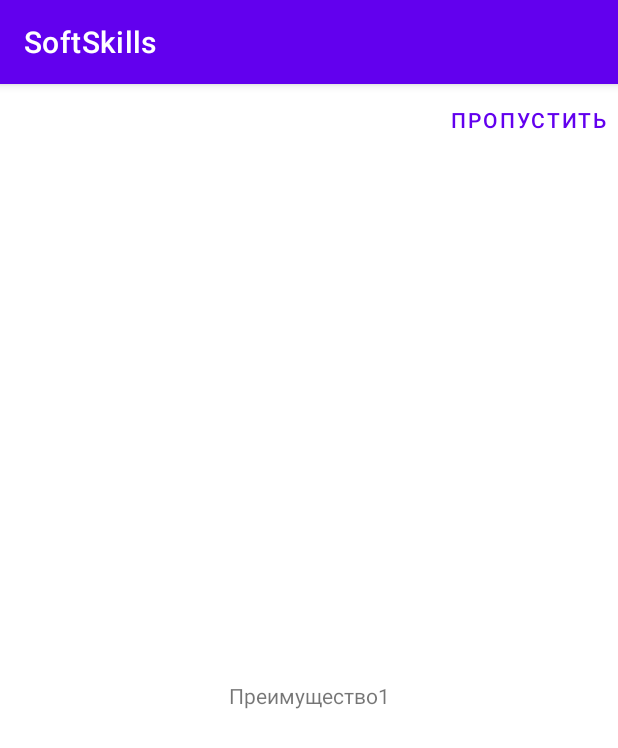
After one commit to SoftSkillAcc/SoftSkills, an Android app: the fragment OnboardingFirstFragment shown on its own in the app's theme, on a phone screen of 412 x 824 dp. The commit adds this screen. Shown: the top 748 px of the screen. Run offline under Robolectric (Android 15) with nearby library versions, the phone set to English and light mode, and no system bars.

Commit message:
добавил онбоардинг фрагменты и их макеты

```diff
--- a/app/src/main/AndroidManifest.xml
+++ b/app/src/main/AndroidManifest.xml
@@ -13,8 +13,8 @@
         android:roundIcon="@mipmap/ic_launcher_round"
         android:supportsRtl="true"
         android:theme="@style/Theme.SoftSkills">
-        <activity android:name=".ui.activity.OnboardingActivity"></activity>
-        <activity android:name=".ui.activity.EntryActivity"></activity>
+        <activity android:name=".ui.activity.OnboardingActivity"/>
+        <activity android:name=".ui.activity.EntryActivity"/>
         <activity android:name=".ui.activity.MainActivity" />
         <activity
             android:name=".ui.activity.SplashActivity"
--- a/app/src/main/java/com/example/softskills/ui/activity/SplashActivity.kt
+++ b/app/src/main/java/com/example/softskills/ui/activity/SplashActivity.kt
@@ -28,9 +28,9 @@ class SplashActivity : AppCompatActivity() {
         when (appState) {
             is AppState.Loading -> {
                 Handler(Looper.getMainLooper()).postDelayed({
-                    splashViewModel.state.value = AppState.Success(null)
-                    val intent = Intent(this, MainActivity::class.java)
-                    startActivity(intent)
+                    splashViewModel.state.value = AppState.Default(null)
+//                    val intent = Intent(this, MainActivity::class.java)
+//                    startActivity(intent)
                 }, 5000)
             }
             is AppState.Default -> Toast.makeText(this, "AppState is Default", Toast.LENGTH_SHORT)
--- /dev/null
+++ b/app/src/main/java/com/example/softskills/ui/adapter/OnboardingAdapter.kt
@@ -0,0 +1,4 @@
+package com.example.softskills.ui.adapter
+
+class OnboardingAdapter {
+}
--- /dev/null
+++ b/app/src/main/java/com/example/softskills/ui/fragment/OnboardingFirstFragment.kt
@@ -0,0 +1,7 @@
+package com.example.softskills.ui.fragment
+
+import androidx.fragment.app.Fragment
+import com.example.softskills.R
+
+class OnboardingFirstFragment : Fragment(R.layout.fragment_onboarding_first) {
+}
--- /dev/null
+++ b/app/src/main/res/layout/fragment_onboarding_first.xml
@@ -0,0 +1,29 @@
+<?xml version="1.0" encoding="utf-8"?>
+<androidx.constraintlayout.widget.ConstraintLayout xmlns:android="http://schemas.android.com/apk/res/android"
+    xmlns:app="http://schemas.android.com/apk/res-auto"
+    xmlns:tools="http://schemas.android.com/tools"
+    android:layout_width="match_parent"
+    android:layout_height="match_parent">
+
+    <Button
+        android:id="@+id/onboarding_skip_btn"
+        style="@style/Widget.MaterialComponents.Button.TextButton"
+        android:layout_width="wrap_content"
+        android:layout_height="wrap_content"
+        android:text="@string/onboarding_skip_btn_title"
+        app:layout_constraintEnd_toEndOf="parent"
+        app:layout_constraintTop_toTopOf="parent" />
+
+    <TextView
+        android:id="@+id/textView"
+        android:layout_width="match_parent"
+        android:layout_height="0dp"
+        android:gravity="center"
+        android:text="Преимущество1"
+        app:layout_constraintBottom_toBottomOf="parent"
+        app:layout_constraintEnd_toEndOf="parent"
+        app:layout_constraintHorizontal_bias="0.0"
+        app:layout_constraintStart_toStartOf="parent"
+        app:layout_constraintTop_toBottomOf="@+id/onboarding_skip_btn"
+        app:layout_constraintVertical_bias="0.0" />
+</androidx.constraintlayout.widget.ConstraintLayout>
--- a/app/src/main/res/values/strings.xml
+++ b/app/src/main/res/values/strings.xml
@@ -22,4 +22,5 @@
     <string name="psychologist">Психолог</string>
     <string name="tracking">Трекинг</string>
     <string name="registration_btn_title">Регистрация</string>
+    <string name="onboarding_skip_btn_title">Пропустить</string>
 </resources>
```
Also changed, not shown: app/src/main/java/com/example/softskills/ui/fragment/OnboardingSecondFragment.kt (added, +7 -0 lines), app/src/main/res/layout/activity_splash.xml (+39 -6 lines), app/src/main/res/layout/fragment_onboarding_second.xml (added, +29 -0 lines).
